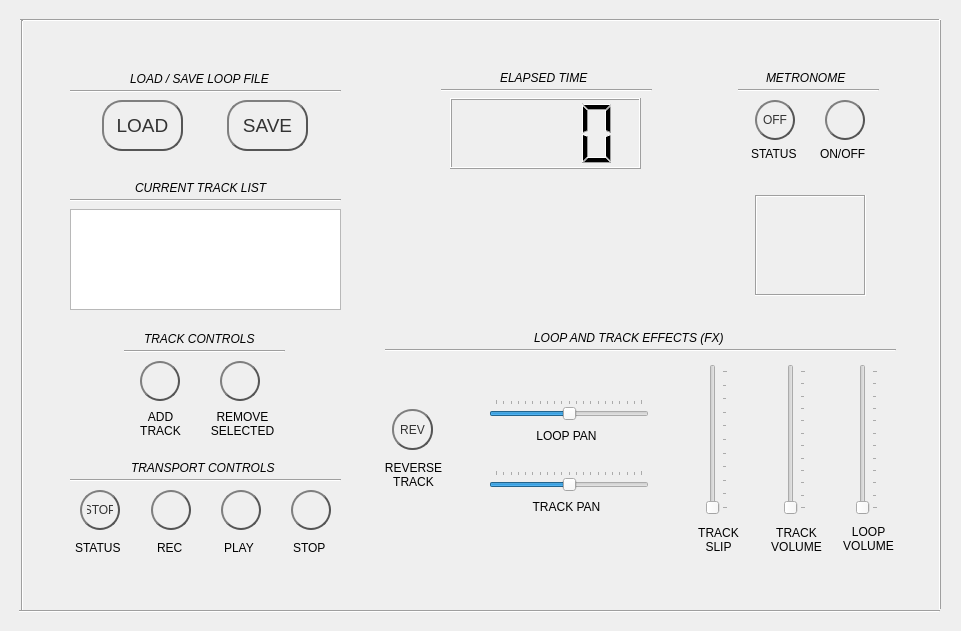
The window that audnauseum/gui/looper.ui (AudNauseum/AudNauseum) describes before a commit, drawn with Qt 5.
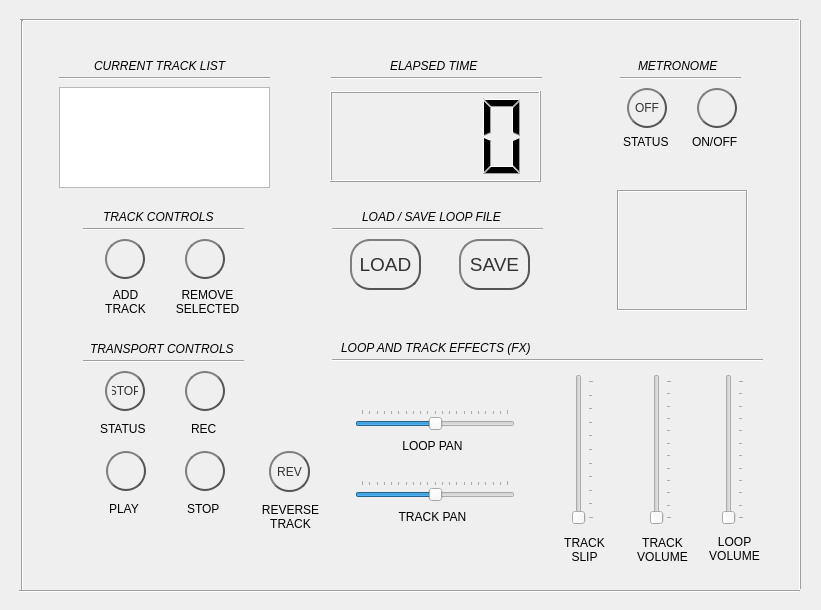
The same window after the commit. Icons and pictures are not drawn.

Commit message: re-arranged spatial arrangement of feature complete gui

```diff
--- a/audnauseum/gui/looper.ui
+++ b/audnauseum/gui/looper.ui
@@ -6,8 +6,8 @@
    <rect>
     <x>0</x>
     <y>0</y>
-    <width>961</width>
-    <height>631</height>
+    <width>821</width>
+    <height>610</height>
    </rect>
   </property>
   <property name="windowTitle">
@@ -23,10 +23,10 @@
   <widget class="QLCDNumber" name="lcdNumber">
    <property name="geometry">
     <rect>
-     <x>450</x>
-     <y>98</y>
-     <width>191</width>
-     <height>71</height>
+     <x>330</x>
+     <y>91</y>
+     <width>211</width>
+     <height>91</height>
     </rect>
    </property>
    <property name="frameShape">
@@ -54,8 +54,8 @@
   <widget class="QPushButton" name="pushButton_record">
    <property name="geometry">
     <rect>
-     <x>151</x>
-     <y>490</y>
+     <x>185</x>
+     <y>371</y>
      <width>40</width>
      <height>40</height>
     </rect>
@@ -104,8 +104,8 @@
   <widget class="QPushButton" name="pushButton_play">
    <property name="geometry">
     <rect>
-     <x>221</x>
-     <y>490</y>
+     <x>106</x>
+     <y>451</y>
      <width>40</width>
      <height>40</height>
     </rect>
@@ -154,8 +154,8 @@
   <widget class="QPushButton" name="pushButton_stop">
    <property name="geometry">
     <rect>
-     <x>291</x>
-     <y>490</y>
+     <x>185</x>
+     <y>451</y>
      <width>40</width>
      <height>40</height>
     </rect>
@@ -204,8 +204,8 @@
   <widget class="QLabel" name="label_6">
    <property name="geometry">
     <rect>
-     <x>157</x>
-     <y>540</y>
+     <x>191</x>
+     <y>421</y>
      <width>31</width>
      <height>16</height>
     </rect>
@@ -217,8 +217,8 @@
   <widget class="QLabel" name="label_7">
    <property name="geometry">
     <rect>
-     <x>224</x>
-     <y>540</y>
+     <x>109</x>
+     <y>501</y>
      <width>31</width>
      <height>16</height>
     </rect>
@@ -230,8 +230,8 @@
   <widget class="QLabel" name="label_8">
    <property name="geometry">
     <rect>
-     <x>293</x>
-     <y>540</y>
+     <x>187</x>
+     <y>501</y>
      <width>41</width>
      <height>16</height>
     </rect>
@@ -243,8 +243,8 @@
   <widget class="QPushButton" name="pushButton_add_track">
    <property name="geometry">
     <rect>
-     <x>140</x>
-     <y>361</y>
+     <x>105</x>
+     <y>239</y>
      <width>40</width>
      <height>40</height>
     </rect>
@@ -293,8 +293,8 @@
   <widget class="QLabel" name="label_10">
    <property name="geometry">
     <rect>
-     <x>130</x>
-     <y>408</y>
+     <x>95</x>
+     <y>286</y>
      <width>61</width>
      <height>31</height>
     </rect>
@@ -312,8 +312,8 @@
   <widget class="QLabel" name="label_15">
    <property name="geometry">
     <rect>
-     <x>207</x>
-     <y>408</y>
+     <x>172</x>
+     <y>286</y>
      <width>71</width>
      <height>31</height>
     </rect>
@@ -331,8 +331,8 @@
   <widget class="QPushButton" name="pushButton_rem_track">
    <property name="geometry">
     <rect>
-     <x>220</x>
-     <y>361</y>
+     <x>185</x>
+     <y>239</y>
      <width>40</width>
      <height>40</height>
     </rect>
@@ -383,7 +383,7 @@
     <rect>
      <x>20</x>
      <y>10</y>
-     <width>921</width>
+     <width>781</width>
      <height>20</height>
     </rect>
    </property>
@@ -394,8 +394,8 @@
   <widget class="QPushButton" name="pushButton_reverse">
    <property name="geometry">
     <rect>
-     <x>392</x>
-     <y>409</y>
+     <x>269</x>
+     <y>451</y>
      <width>41</width>
      <height>41</height>
     </rect>
@@ -450,9 +450,9 @@
   <widget class="Line" name="line_2">
    <property name="geometry">
     <rect>
-     <x>70</x>
-     <y>470</y>
-     <width>271</width>
+     <x>83</x>
+     <y>351</y>
+     <width>161</width>
      <height>20</height>
     </rect>
    </property>
@@ -463,8 +463,8 @@
   <widget class="QLabel" name="label">
    <property name="geometry">
     <rect>
-     <x>131</x>
-     <y>460</y>
+     <x>90</x>
+     <y>341</y>
      <width>161</width>
      <height>16</height>
     </rect>
@@ -481,8 +481,8 @@
   <widget class="QLabel" name="label_2">
    <property name="geometry">
     <rect>
-     <x>534</x>
-     <y>330</y>
+     <x>341</x>
+     <y>340</y>
      <width>201</width>
      <height>16</height>
     </rect>
@@ -502,8 +502,8 @@
    </property>
    <property name="geometry">
     <rect>
-     <x>755</x>
-     <y>100</y>
+     <x>627</x>
+     <y>88</y>
      <width>40</width>
      <height>40</height>
     </rect>
@@ -554,8 +554,8 @@
   <widget class="QLabel" name="label_19">
    <property name="geometry">
     <rect>
-     <x>820</x>
-     <y>146</y>
+     <x>692</x>
+     <y>134</y>
      <width>51</width>
      <height>16</height>
     </rect>
@@ -567,8 +567,8 @@
   <widget class="QPushButton" name="pushButton_metro_on_off">
    <property name="geometry">
     <rect>
-     <x>825</x>
-     <y>100</y>
+     <x>697</x>
+     <y>88</y>
      <width>40</width>
      <height>40</height>
     </rect>
@@ -617,9 +617,9 @@
   <widget class="Line" name="line_5">
    <property name="geometry">
     <rect>
-     <x>738</x>
-     <y>80</y>
-     <width>141</width>
+     <x>620</x>
+     <y>68</y>
+     <width>121</width>
      <height>20</height>
     </rect>
    </property>
@@ -630,8 +630,8 @@
   <widget class="QLabel" name="label_20">
    <property name="geometry">
     <rect>
-     <x>766</x>
-     <y>70</y>
+     <x>638</x>
+     <y>58</y>
      <width>91</width>
      <height>16</height>
     </rect>
@@ -649,8 +649,8 @@
    <property name="geometry">
     <rect>
      <x>19</x>
-     <y>601</y>
-     <width>921</width>
+     <y>581</y>
+     <width>781</width>
      <height>20</height>
     </rect>
    </property>
@@ -664,7 +664,7 @@
      <x>12</x>
      <y>20</y>
      <width>20</width>
-     <height>591</height>
+     <height>571</height>
     </rect>
    </property>
    <property name="orientation">
@@ -674,10 +674,10 @@
   <widget class="Line" name="line_8">
    <property name="geometry">
     <rect>
-     <x>930</x>
+     <x>790</x>
      <y>19</y>
      <width>20</width>
-     <height>591</height>
+     <height>571</height>
     </rect>
    </property>
    <property name="frameShadow">
@@ -693,8 +693,8 @@
    </property>
    <property name="geometry">
     <rect>
-     <x>80</x>
-     <y>490</y>
+     <x>105</x>
+     <y>371</y>
      <width>40</width>
      <height>40</height>
     </rect>
@@ -745,8 +745,8 @@
   <widget class="QLabel" name="label_13">
    <property name="geometry">
     <rect>
-     <x>75</x>
-     <y>540</y>
+     <x>100</x>
+     <y>421</y>
      <width>61</width>
      <height>16</height>
     </rect>
@@ -758,8 +758,8 @@
   <widget class="QLabel" name="label_18">
    <property name="geometry">
     <rect>
-     <x>751</x>
-     <y>146</y>
+     <x>623</x>
+     <y>134</y>
      <width>61</width>
      <height>16</height>
     </rect>
@@ -771,9 +771,9 @@
   <widget class="QListWidget" name="listWidget">
    <property name="geometry">
     <rect>
-     <x>70</x>
-     <y>209</y>
-     <width>271</width>
+     <x>59</x>
+     <y>87</y>
+     <width>211</width>
      <height>101</height>
     </rect>
    </property>
@@ -781,8 +781,8 @@
   <widget class="QLabel" name="label_9">
    <property name="geometry">
     <rect>
-     <x>135</x>
-     <y>180</y>
+     <x>94</x>
+     <y>58</y>
      <width>171</width>
      <height>16</height>
     </rect>
@@ -799,9 +799,9 @@
   <widget class="Line" name="line_16">
    <property name="geometry">
     <rect>
-     <x>70</x>
-     <y>190</y>
-     <width>271</width>
+     <x>59</x>
+     <y>68</y>
+     <width>211</width>
      <height>20</height>
     </rect>
    </property>
@@ -812,8 +812,8 @@
   <widget class="QLabel" name="label_22">
    <property name="geometry">
     <rect>
-     <x>130</x>
-     <y>71</y>
+     <x>362</x>
+     <y>209</y>
      <width>161</width>
      <height>16</height>
     </rect>
@@ -830,9 +830,9 @@
   <widget class="QPushButton" name="pushButton_save_file">
    <property name="geometry">
     <rect>
-     <x>227</x>
-     <y>100</y>
-     <width>81</width>
+     <x>459</x>
+     <y>239</y>
+     <width>71</width>
      <height>51</height>
     </rect>
    </property>
@@ -890,9 +890,9 @@
   <widget class="Line" name="line_13">
    <property name="geometry">
     <rect>
-     <x>70</x>
-     <y>81</y>
-     <width>271</width>
+     <x>332</x>
+     <y>219</y>
+     <width>211</width>
      <height>20</height>
     </rect>
    </property>
@@ -903,9 +903,9 @@
   <widget class="QPushButton" name="pushButton_load_file">
    <property name="geometry">
     <rect>
-     <x>102</x>
-     <y>100</y>
-     <width>81</width>
+     <x>350</x>
+     <y>239</y>
+     <width>71</width>
      <height>51</height>
     </rect>
    </property>
@@ -963,8 +963,8 @@
   <widget class="Line" name="line_4">
    <property name="geometry">
     <rect>
-     <x>124</x>
-     <y>341</y>
+     <x>83</x>
+     <y>219</y>
      <width>161</width>
      <height>20</height>
     </rect>
@@ -976,8 +976,8 @@
   <widget class="QLabel" name="label_17">
    <property name="geometry">
     <rect>
-     <x>144</x>
-     <y>331</y>
+     <x>103</x>
+     <y>209</y>
      <width>121</width>
      <height>16</height>
     </rect>
@@ -994,9 +994,9 @@
   <widget class="Line" name="line_3">
    <property name="geometry">
     <rect>
-     <x>385</x>
-     <y>340</y>
-     <width>511</width>
+     <x>332</x>
+     <y>350</y>
+     <width>431</width>
      <height>20</height>
     </rect>
    </property>
@@ -1007,10 +1007,10 @@
   <widget class="QLabel" name="label_11">
    <property name="geometry">
     <rect>
-     <x>755</x>
-     <y>195</y>
-     <width>111</width>
-     <height>101</height>
+     <x>617</x>
+     <y>190</y>
+     <width>131</width>
+     <height>121</height>
     </rect>
    </property>
    <property name="font">
@@ -1043,8 +1043,8 @@
   <widget class="Line" name="line_10">
    <property name="geometry">
     <rect>
-     <x>441</x>
-     <y>80</y>
+     <x>331</x>
+     <y>68</y>
      <width>211</width>
      <height>20</height>
     </rect>
@@ -1056,8 +1056,8 @@
   <widget class="QLabel" name="label_12">
    <property name="geometry">
     <rect>
-     <x>500</x>
-     <y>70</y>
+     <x>390</x>
+     <y>58</y>
      <width>101</width>
      <height>16</height>
     </rect>
@@ -1074,8 +1074,8 @@
   <widget class="QSlider" name="loopVolume">
    <property name="geometry">
     <rect>
-     <x>856</x>
-     <y>364</y>
+     <x>722</x>
+     <y>374</y>
      <width>22</width>
      <height>151</height>
     </rect>
@@ -1096,8 +1096,8 @@
   <widget class="QLabel" name="label_23">
    <property name="geometry">
     <rect>
-     <x>838</x>
-     <y>523</y>
+     <x>704</x>
+     <y>533</y>
      <width>61</width>
      <height>31</height>
     </rect>
@@ -1120,8 +1120,8 @@
   <widget class="QLabel" name="label_24">
    <property name="geometry">
     <rect>
-     <x>526</x>
-     <y>428</y>
+     <x>392</x>
+     <y>438</y>
      <width>81</width>
      <height>16</height>
     </rect>
@@ -1139,8 +1139,8 @@
   <widget class="QSlider" name="trackVolume">
    <property name="geometry">
     <rect>
-     <x>784</x>
-     <y>364</y>
+     <x>650</x>
+     <y>374</y>
      <width>22</width>
      <height>151</height>
     </rect>
@@ -1161,8 +1161,8 @@
   <widget class="QLabel" name="label_25">
    <property name="geometry">
     <rect>
-     <x>766</x>
-     <y>524</y>
+     <x>632</x>
+     <y>534</y>
      <width>61</width>
      <height>31</height>
     </rect>
@@ -1185,8 +1185,8 @@
   <widget class="QLabel" name="label_14">
    <property name="geometry">
     <rect>
-     <x>693</x>
-     <y>524</y>
+     <x>559</x>
+     <y>534</y>
      <width>51</width>
      <height>31</height>
     </rect>
@@ -1204,8 +1204,8 @@
   <widget class="QSlider" name="loopPan">
    <property name="geometry">
     <rect>
-     <x>489</x>
-     <y>399</y>
+     <x>355</x>
+     <y>409</y>
      <width>160</width>
      <height>22</height>
     </rect>
@@ -1229,8 +1229,8 @@
   <widget class="QLabel" name="label_26">
    <property name="geometry">
     <rect>
-     <x>526</x>
-     <y>499</y>
+     <x>392</x>
+     <y>509</y>
      <width>81</width>
      <height>16</height>
     </rect>
@@ -1248,8 +1248,8 @@
   <widget class="QSlider" name="trackPan">
    <property name="geometry">
     <rect>
-     <x>489</x>
-     <y>470</y>
+     <x>355</x>
+     <y>480</y>
      <width>160</width>
      <height>22</height>
     </rect>
@@ -1273,8 +1273,8 @@
   <widget class="QSlider" name="trackSlip">
    <property name="geometry">
     <rect>
-     <x>706</x>
-     <y>364</y>
+     <x>572</x>
+     <y>374</y>
      <width>22</width>
      <height>151</height>
     </rect>
@@ -1298,8 +1298,8 @@
   <widget class="QLabel" name="label_16">
    <property name="geometry">
     <rect>
-     <x>383</x>
-     <y>454</y>
+     <x>260</x>
+     <y>496</y>
      <width>61</width>
      <height>41</height>
     </rect>
```
